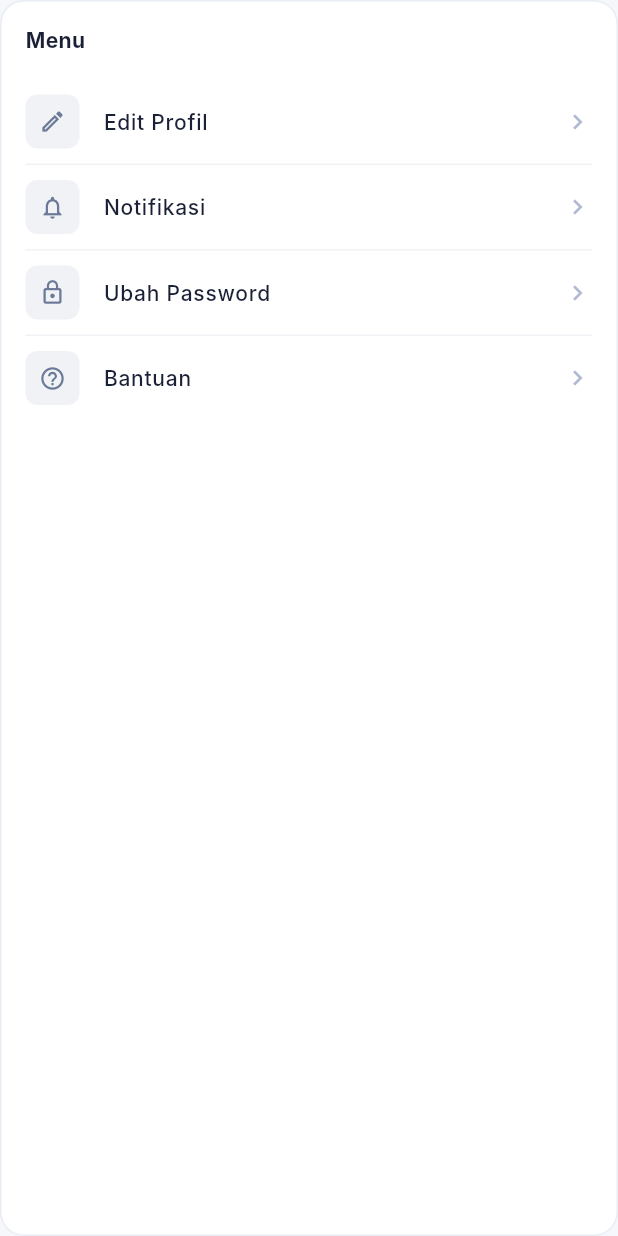
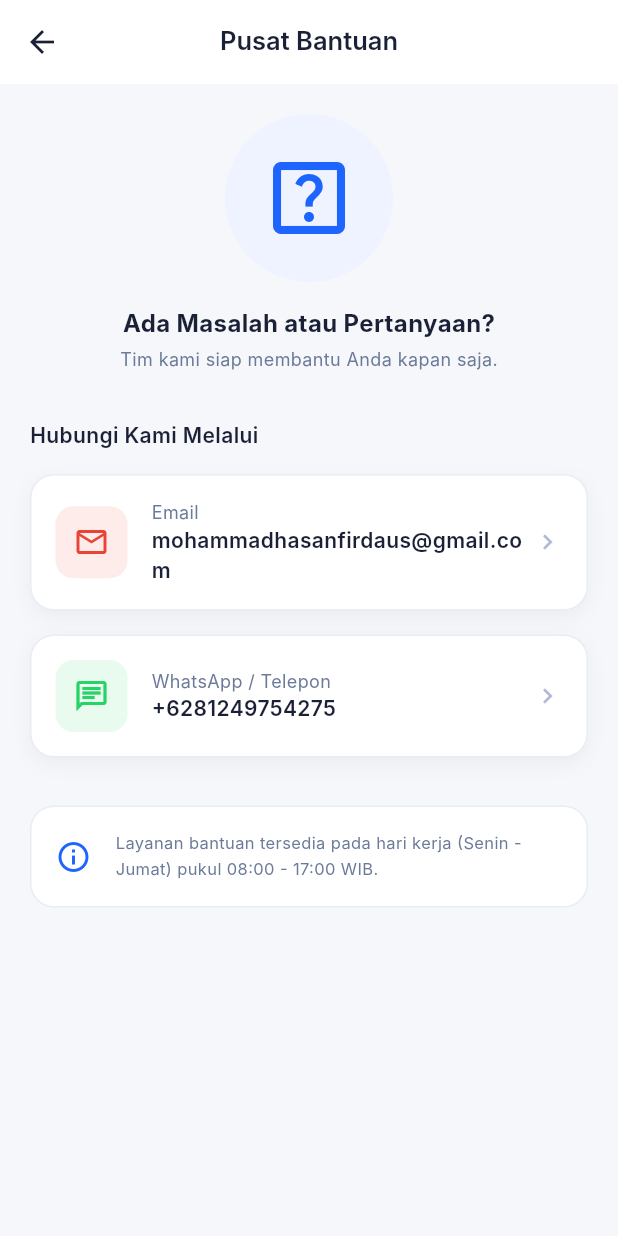
Before and after one commit to hasan-firdaus/hadyr, a Flutter app: the _MenuCard widget shown alone on an empty page, opened directly with empty values, after a tap on "Bantuan", on a phone screen of 412 x 824 dp. Run offline on Flutter 3.47's test engine with Material 3 defaults, Android fonts, the phone set to English and light mode, and no system bars; our stand-ins replace cloud_firestore, firebase_auth, firebase_core; accounts and stored records are empty; Roboto replaces fonts that are missing (Inter).

Commit message:
menambahkan fitur bantuan

```diff
--- /dev/null
+++ b/lib/screens/shared/help_page.dart
@@ -0,0 +1,243 @@
+import 'package:flutter/material.dart';
+import 'package:url_launcher/url_launcher.dart';
+import '../../core/constants/app_colors.dart';
+import '../../core/constants/app_sizes.dart';
+
+class HelpPage extends StatelessWidget {
+  const HelpPage({super.key});
+
+  final String _email = 'mohammadhasanfirdaus@gmail.com';
+  final String _phone = '+6281249754275';
+
+  Future<void> _launchEmail() async {
+    final Uri emailLaunchUri = Uri(
+      scheme: 'mailto',
+      path: _email,
+      queryParameters: {'subject': 'Bantuan Aplikasi Hadyr'},
+    );
+
+    try {
+      // Mencoba membuka email secara langsung
+      final bool launched = await launchUrl(
+        emailLaunchUri,
+        mode: LaunchMode.externalApplication,
+      );
+      if (!launched) {
+        debugPrint('Gagal membuka email secara langsung');
+      }
+    } catch (e) {
+      debugPrint('Error launching email: $e');
+    }
+  }
+
+  Future<void> _launchWhatsApp() async {
+    final String cleanPhone = _phone.replaceAll('+', '').replaceAll(' ', '');
+    // Gunakan URL wa.me yang lebih standar
+    final Uri whatsappUri = Uri.parse('https://wa.me/$cleanPhone');
+
+    try {
+      final bool launched = await launchUrl(
+        whatsappUri,
+        mode: LaunchMode.externalApplication,
+      );
+      if (!launched) {
+        debugPrint('Gagal membuka WhatsApp secara langsung');
+      }
+    } catch (e) {
+      debugPrint('Error launching WhatsApp: $e');
+    }
+  }
+
+  @override
+  Widget build(BuildContext context) {
+    return Scaffold(
+      backgroundColor: AppColors.background,
+      appBar: AppBar(
+        title: const Text('Pusat Bantuan'),
+        centerTitle: true,
+      ),
+      body: SingleChildScrollView(
+        padding: const EdgeInsets.all(AppSizes.pagePadding),
+        child: Column(
+          crossAxisAlignment: CrossAxisAlignment.start,
+          children: [
+            // ── Header Section ──────────────────────────────────
+            Center(
+              child: Column(
+                children: [
+                  Container(
+                    padding: const EdgeInsets.all(AppSizes.lg),
+                    decoration: BoxDecoration(
+                      color: AppColors.primaryLight,
+                      shape: BoxShape.circle,
+                    ),
+                    child: const Icon(
+                      Icons.help_center_outlined,
+                      size: 64,
+                      color: AppColors.primary,
+                    ),
+                  ),
+                  const SizedBox(height: AppSizes.md),
+                  const Text(
+                    'Ada Masalah atau Pertanyaan?',
+                    style: TextStyle(
+                      fontSize: AppSizes.fontLg,
+                      fontWeight: FontWeight.w700,
+                      color: AppColors.textPrimary,
+                    ),
+                  ),
+                  const SizedBox(height: AppSizes.xs),
+                  const Text(
+                    'Tim kami siap membantu Anda kapan saja.',
+                    style: TextStyle(
+                      fontSize: AppSizes.fontSm,
+                      color: AppColors.textSecondary,
+                    ),
+                  ),
+                ],
+              ),
+            ),
+            const SizedBox(height: AppSizes.xl),
+
+            // ── Contact Options ────────────────────────────────
+            const Text(
+              'Hubungi Kami Melalui',
+              style: TextStyle(
+                fontSize: AppSizes.fontMd,
+                fontWeight: FontWeight.w600,
+                color: AppColors.textPrimary,
+              ),
+            ),
+            const SizedBox(height: AppSizes.md),
+
+            // Email Card
+            _ContactCard(
+              title: 'Email',
+              subtitle: _email,
+              icon: Icons.email_outlined,
+              onTap: _launchEmail,
+              color: const Color(0xFFEA4335),
+            ),
+            const SizedBox(height: AppSizes.md),
+
+            // WhatsApp Card
+            _ContactCard(
+              title: 'WhatsApp / Telepon',
+              subtitle: _phone,
+              icon: Icons.chat_outlined,
+              onTap: _launchWhatsApp,
+              color: const Color(0xFF25D366),
+            ),
+            const SizedBox(height: AppSizes.xl),
+
+            // ── FAQ Preview or Extra Info ──────────────────────
+            Container(
+              padding: const EdgeInsets.all(AppSizes.md),
+              decoration: BoxDecoration(
+                color: AppColors.surface,
+                borderRadius: BorderRadius.circular(AppSizes.radiusLg),
+                border: Border.all(color: AppColors.border),
+              ),
+              child: const Row(
+                children: [
+                  Icon(Icons.info_outline, color: AppColors.primary),
+                  SizedBox(width: AppSizes.md),
+                  Expanded(
+                    child: Text(
+                      'Layanan bantuan tersedia pada hari kerja (Senin - Jumat) pukul 08:00 - 17:00 WIB.',
+                      style: TextStyle(
+                        fontSize: AppSizes.fontXs,
+                        color: AppColors.textSecondary,
+                        height: 1.5,
+                      ),
+                    ),
+                  ),
+                ],
+              ),
+            ),
+          ],
+        ),
+      ),
+    );
+  }
+}
+
+class _ContactCard extends StatelessWidget {
+  final String title;
+  final String subtitle;
+  final IconData icon;
+  final VoidCallback onTap;
+  final Color color;
+
+  const _ContactCard({
+    required this.title,
+    required this.subtitle,
+    required this.icon,
+    required this.onTap,
+    required this.color,
+  });
+
+  @override
+  Widget build(BuildContext context) {
+    return InkWell(
+      onTap: onTap,
+      borderRadius: BorderRadius.circular(AppSizes.radiusLg),
+      child: Container(
+        padding: const EdgeInsets.all(AppSizes.md),
+        decoration: BoxDecoration(
+          color: AppColors.surface,
+          borderRadius: BorderRadius.circular(AppSizes.radiusLg),
+          border: Border.all(color: AppColors.border),
+          boxShadow: const [
+            BoxShadow(
+              color: AppColors.shadow,
+              blurRadius: 10,
+              offset: Offset(0, 4),
+            ),
+          ],
+        ),
+        child: Row(
+          children: [
+            Container(
+              width: 48,
+              height: 48,
+              decoration: BoxDecoration(
+                color: color.withAlpha(26),
+                borderRadius: BorderRadius.circular(AppSizes.radiusMd),
+              ),
+              child: Icon(icon, color: color),
+            ),
+            const SizedBox(width: AppSizes.md),
+            Expanded(
+              child: Column(
+                crossAxisAlignment: CrossAxisAlignment.start,
+                children: [
+                  Text(
+                    title,
+                    style: const TextStyle(
+                      fontSize: AppSizes.fontSm,
+                      color: AppColors.textSecondary,
+                    ),
+                  ),
+                  Text(
+                    subtitle,
+                    style: const TextStyle(
+                      fontSize: AppSizes.fontMd,
+                      fontWeight: FontWeight.w600,
+                      color: AppColors.textPrimary,
+                    ),
+                  ),
+                ],
+              ),
+            ),
+            const Icon(
+              Icons.chevron_right,
+              color: AppColors.textHint,
+              size: 20,
+            ),
+          ],
+        ),
+      ),
+    );
+  }
+}
--- a/lib/screens/shared/profile_page.dart
+++ b/lib/screens/shared/profile_page.dart
@@ -9,6 +9,7 @@ import '../../widgets/user_avatar.dart';
 import 'edit_profile_page.dart';
 import 'notification_settings_page.dart';
 import 'change_password_page.dart';
+import 'help_page.dart';
 
 class ProfilePage extends StatelessWidget {
   final UserModel user;
@@ -324,7 +325,16 @@ class _MenuCard extends StatelessWidget {
           );
         },
       },
-      {'icon': Icons.help_outline, 'label': 'Bantuan', 'onTap': () {}},
+      {
+        'icon': Icons.help_outline,
+        'label': 'Bantuan',
+        'onTap': () {
+          Navigator.push(
+            context,
+            MaterialPageRoute(builder: (_) => const HelpPage()),
+          );
+        },
+      },
     ];
 
     return _SectionCard(
--- a/pubspec.yaml
+++ b/pubspec.yaml
@@ -21,6 +21,7 @@ dependencies:
   cupertino_icons: ^1.0.8
   image_picker: ^1.2.2
   firebase_storage: ^12.4.10
+  url_launcher: ^6.3.2
 
 dev_dependencies:
   flutter_test:
```
Also changed, not shown: pubspec.lock, 7 other files.
